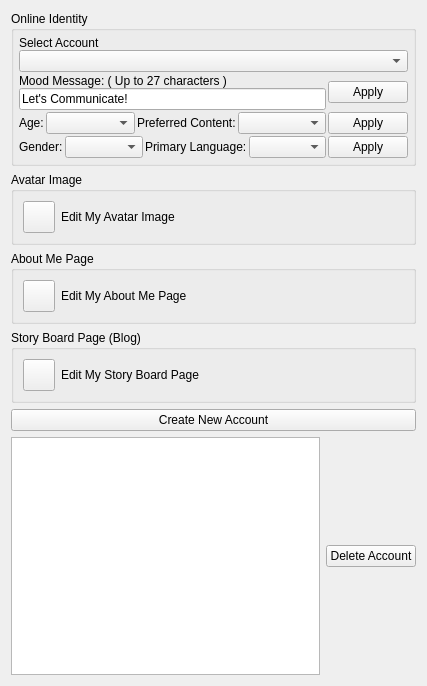
Old version of the form GoTvApps/GoTvCommon/Forms/AppletUserIdentity.ui in the repository brettrjones-github/nolimitconnect.
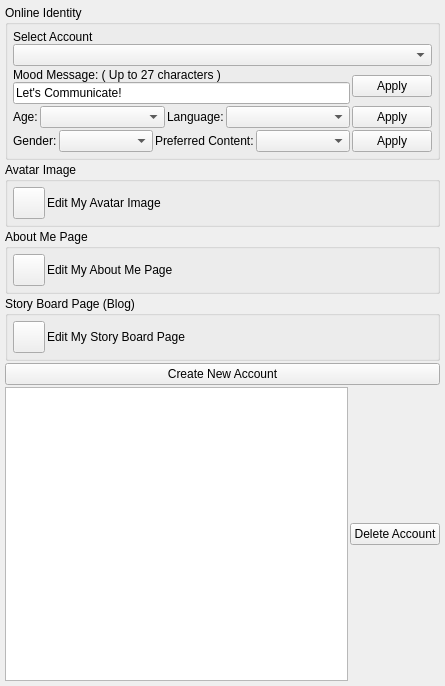
New version of the form. Custom widgets are drawn as their Qt base class.

Patch:
```diff
--- a/GoTvApps/GoTvCommon/Forms/AppletUserIdentity.ui
+++ b/GoTvApps/GoTvCommon/Forms/AppletUserIdentity.ui
@@ -6,7 +6,7 @@
    <rect>
     <x>0</x>
     <y>0</y>
-    <width>427</width>
+    <width>445</width>
     <height>686</height>
    </rect>
   </property>
@@ -20,6 +20,21 @@
    <string>User Identity</string>
   </property>
   <layout class="QVBoxLayout" name="verticalLayout_4">
+   <property name="spacing">
+    <number>2</number>
+   </property>
+   <property name="leftMargin">
+    <number>5</number>
+   </property>
+   <property name="topMargin">
+    <number>5</number>
+   </property>
+   <property name="rightMargin">
+    <number>5</number>
+   </property>
+   <property name="bottomMargin">
+    <number>5</number>
+   </property>
    <item>
     <widget class="QGroupBox" name="m_OnlineIdentityGroupBox">
      <property name="title">
@@ -120,14 +135,14 @@
          </widget>
         </item>
         <item>
-         <widget class="QLabel" name="label">
+         <widget class="QLabel" name="m_LanguageLabel">
           <property name="text">
-           <string>Preferred Content:</string>
+           <string>Language:</string>
           </property>
          </widget>
         </item>
         <item>
-         <widget class="QComboBox" name="m_ContentComboBox">
+         <widget class="QComboBox" name="m_LanguageComboBox">
           <property name="sizePolicy">
            <sizepolicy hsizetype="Expanding" vsizetype="Preferred">
             <horstretch>0</horstretch>
@@ -165,14 +180,14 @@
          </widget>
         </item>
         <item>
-         <widget class="QLabel" name="label_4">
+         <widget class="QLabel" name="label">
           <property name="text">
-           <string>Primary Language:</string>
+           <string>Preferred Content:</string>
           </property>
          </widget>
         </item>
         <item>
-         <widget class="QComboBox" name="m_LanguageComboBox">
+         <widget class="QComboBox" name="m_ContentComboBox">
           <property name="sizePolicy">
            <sizepolicy hsizetype="Expanding" vsizetype="Preferred">
             <horstretch>0</horstretch>
@@ -205,6 +220,21 @@
       <string>Avatar Image</string>
      </property>
      <layout class="QHBoxLayout" name="horizontalLayout_6">
+      <property name="spacing">
+       <number>2</number>
+      </property>
+      <property name="leftMargin">
+       <number>5</number>
+      </property>
+      <property name="topMargin">
+       <number>5</number>
+      </property>
+      <property name="rightMargin">
+       <number>5</number>
+      </property>
+      <property name="bottomMargin">
+       <number>5</number>
+      </property>
       <item>
        <widget class="VxPushButton" name="m_EditAvatarImageButton">
         <property name="minimumSize">
@@ -252,6 +282,21 @@
       <string>About Me Page</string>
      </property>
      <layout class="QHBoxLayout" name="horizontalLayout_3">
+      <property name="spacing">
+       <number>2</number>
+      </property>
+      <property name="leftMargin">
+       <number>5</number>
+      </property>
+      <property name="topMargin">
+       <number>5</number>
+      </property>
+      <property name="rightMargin">
+       <number>5</number>
+      </property>
+      <property name="bottomMargin">
+       <number>5</number>
+      </property>
       <item>
        <widget class="VxPushButton" name="m_EditAboutMeButton">
         <property name="minimumSize">
@@ -299,6 +344,21 @@
       <string>Story Board Page (Blog)</string>
      </property>
      <layout class="QHBoxLayout" name="horizontalLayout_7">
+      <property name="spacing">
+       <number>2</number>
+      </property>
+      <property name="leftMargin">
+       <number>5</number>
+      </property>
+      <property name="topMargin">
+       <number>5</number>
+      </property>
+      <property name="rightMargin">
+       <number>5</number>
+      </property>
+      <property name="bottomMargin">
+       <number>5</number>
+      </property>
       <item>
        <widget class="VxPushButton" name="m_EditStoryboardButton">
         <property name="minimumSize">
```
